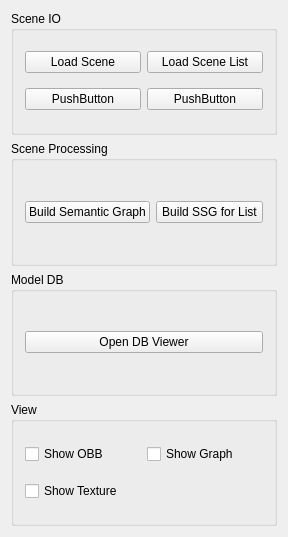
This is scene_lab/scene_lab_widget.ui in maruitx/text2scene-learning as Qt 5 draws it before an edit. The edited form follows.
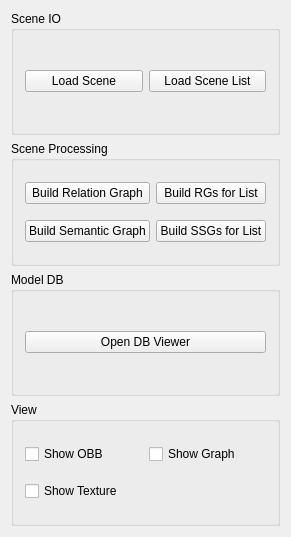
This is the edited form.

Commit message: Output support relation to ssg; rename SceneGraph to RelationGraph

Diff of the .ui file:
```diff
--- a/scene_lab/scene_lab_widget.ui
+++ b/scene_lab/scene_lab_widget.ui
@@ -27,13 +27,6 @@
         </property>
        </widget>
       </item>
-      <item row="1" column="0">
-       <widget class="QPushButton" name="pushButton_2">
-        <property name="text">
-         <string>PushButton</string>
-        </property>
-       </widget>
-      </item>
       <item row="0" column="1">
        <widget class="QPushButton" name="pushButton_3">
         <property name="text">
@@ -41,13 +34,6 @@
         </property>
        </widget>
       </item>
-      <item row="1" column="1">
-       <widget class="QPushButton" name="pushButton_4">
-        <property name="text">
-         <string>PushButton</string>
-        </property>
-       </widget>
-      </item>
      </layout>
     </widget>
    </item>
@@ -57,17 +43,31 @@
       <string>Scene Processing</string>
      </property>
      <layout class="QGridLayout" name="gridLayout_3">
-      <item row="0" column="0">
+      <item row="1" column="0">
        <widget class="QPushButton" name="buildSemGraphButton">
         <property name="text">
          <string>Build Semantic Graph</string>
         </property>
        </widget>
       </item>
-      <item row="0" column="1">
+      <item row="1" column="1">
        <widget class="QPushButton" name="buildSSGForListButton">
         <property name="text">
-         <string>Build SSG for List</string>
+         <string>Build SSGs for List</string>
+        </property>
+       </widget>
+      </item>
+      <item row="0" column="0">
+       <widget class="QPushButton" name="buildRelationGraphButton">
+        <property name="text">
+         <string>Build Relation Graph</string>
+        </property>
+       </widget>
+      </item>
+      <item row="0" column="1">
+       <widget class="QPushButton" name="buildRGForListButton">
+        <property name="text">
+         <string>Build RGs for List</string>
         </property>
        </widget>
       </item>
```
The commit also changes 13 other files.
